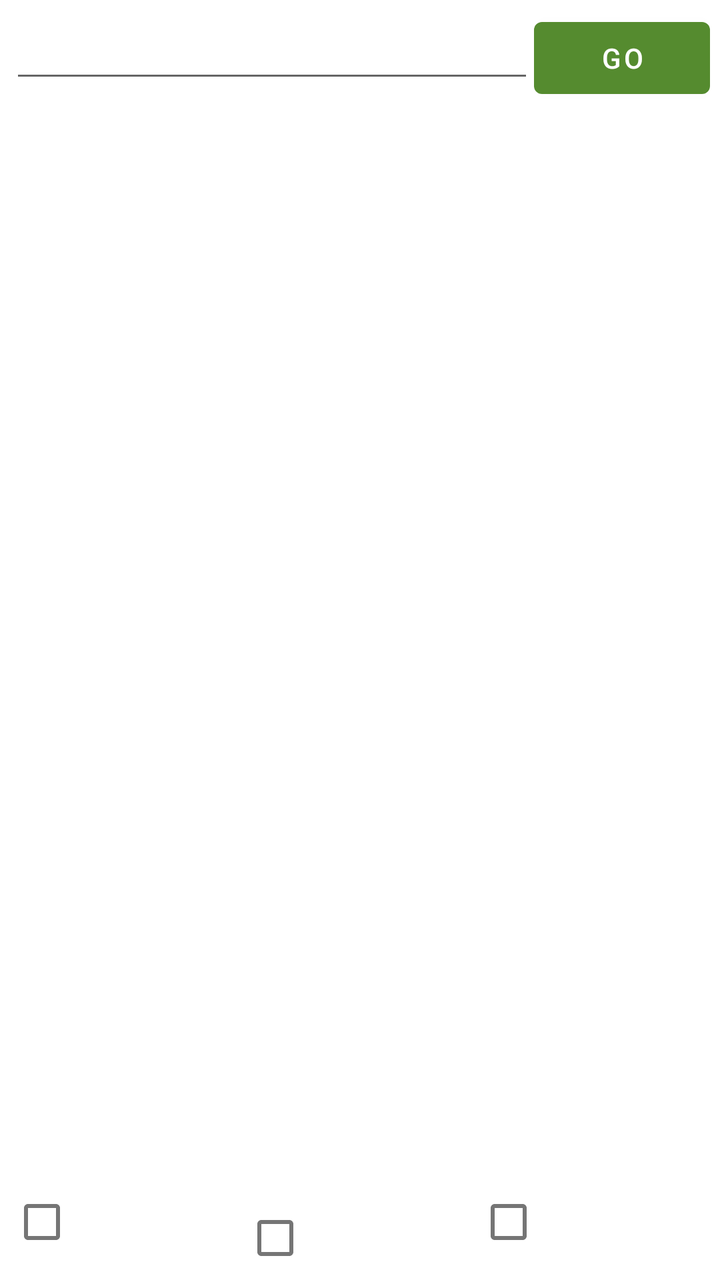
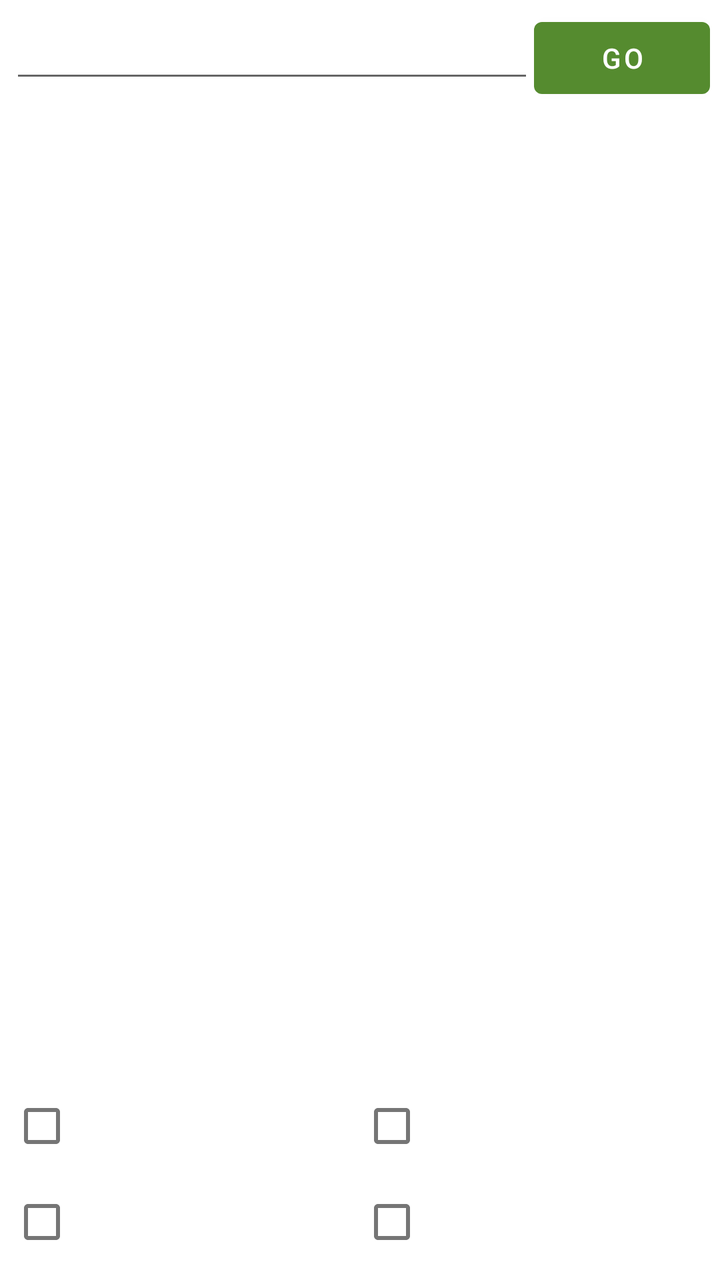

An Android layout rendered at two revisions. The XML below is the earlier revision; the diff shows what the commit changed to produce the second picture.
<!-- AndroidManifest.xml: application theme Theme.MainApp -->
<!-- res/layout/navigation_dialog.xml -->
<?xml version="1.0" encoding="utf-8"?>
<LinearLayout xmlns:android="http://schemas.android.com/apk/res/android"
    android:layout_width="match_parent"
    android:layout_height="match_parent"
    android:orientation="vertical"
    android:padding="5dp">

    <TableLayout
        android:layout_width="fill_parent"
        android:layout_height="fill_parent"
        android:stretchColumns="*">

        <TableRow
            android:layout_width="match_parent"
            android:layout_height="match_parent"
            android:orientation="horizontal">

            <EditText
                android:id="@+id/inputTextUrlAddress"
                android:layout_width="486dp"
                android:layout_height="wrap_content"
                android:layout_weight="1"
                android:inputType="textUri"
                android:textColor="@color/on_primary"
                android:singleLine="true" />

            <Button
                android:id="@+id/btnOpenUrl"
                android:layout_width="wrap_content"
                android:layout_height="wrap_content"
                android:text="@string/open_url_button" />
        </TableRow>


        <TableRow
            android:layout_width="fill_parent"
            android:layout_height="match_parent"
            android:layout_weight="1"
            android:orientation="horizontal">

            <ListView
                android:id="@+id/listViewRecentURLs"
                android:layout_width="fill_parent"
                android:layout_height="fill_parent"
                android:layout_weight="1" />

        </TableRow>

        <TableRow
            android:layout_width="match_parent"
            android:layout_height="match_parent"
            android:orientation="horizontal">

            <CheckBox
                android:id="@+id/checkboxFullscreen"
                android:layout_width="0dp"
                android:layout_height="wrap_content"
                android:layout_weight="50"
                android:text="@string/full_screen"
                android:textColor="@color/on_primary" />

            <CheckBox
                android:id="@+id/checkboxHideNavigation"
                android:layout_width="0dp"
                android:layout_height="wrap_content"
                android:layout_weight="50"
                android:text="@string/hide_navigation"
                android:textColor="@color/on_primary" />

            <CheckBox
                android:id="@+id/checkboxLayoutNoLimits"
                android:layout_width="0dp"
                android:layout_height="wrap_content"
                android:layout_weight="50"
                android:text="@string/no_limits"
                android:textColor="@color/on_primary" />
        </TableRow>

    </TableLayout>

</LinearLayout>
<!-- resources referenced by this layout -->
<resources>
  <color name="on_primary">#ffffff</color>
  <string name="full_screen">No Status</string>
  <string name="hide_navigation">No Navigation</string>
  <string name="no_limits">No Limits</string>
  <string name="open_url_button"> GO </string>
  <style name="Theme.MainApp" parent="Theme.MaterialComponents.DayNight.DarkActionBar">
          
          <item name="colorPrimary">@color/primary</item>
          <item name="colorPrimaryVariant">@color/primary_variant</item>
          <item name="colorOnPrimary">@color/on_primary</item>
          
          <item name="colorSecondary">@color/secondary</item>
          <item name="colorSecondaryVariant">@color/secondary_variant</item>
          <item name="colorOnSecondary">@color/on_secondary</item>
          
          <item name="android:statusBarColor">?attr/colorPrimaryVariant</item>
          
          <item name="windowNoTitle">true</item>
      </style>
  <color name="primary">#558B2F</color>
  <color name="primary_variant">#000000</color>
  <color name="secondary">#03dac6</color>
  <color name="secondary_variant">#018786</color>
  <color name="on_secondary">#000000</color>
</resources>

<!-- the commit's change to res/layout/navigation_dialog.xml (unified diff, before → after) -->
@@ -21,8 +21,8 @@
                 android:layout_height="wrap_content"
                 android:layout_weight="1"
                 android:inputType="textUri"
-                android:textColor="@color/on_primary"
-                android:singleLine="true" />
+                android:singleLine="true"
+                android:textColor="@color/on_primary" />
 
             <Button
                 android:id="@+id/btnOpenUrl"
@@ -67,6 +67,13 @@
                 android:text="@string/hide_navigation"
                 android:textColor="@color/on_primary" />
 
+        </TableRow>
+
+        <TableRow
+            android:layout_width="match_parent"
+            android:layout_height="match_parent"
+            android:orientation="horizontal">
+
             <CheckBox
                 android:id="@+id/checkboxLayoutNoLimits"
                 android:layout_width="0dp"
@@ -74,6 +81,14 @@
                 android:layout_weight="50"
                 android:text="@string/no_limits"
                 android:textColor="@color/on_primary" />
+
+            <CheckBox
+                android:id="@+id/checkboxKeepScreenOn"
+                android:layout_width="0dp"
+                android:layout_height="wrap_content"
+                android:layout_weight="50"
+                android:text="@string/keep_screen_on"
+                android:textColor="@color/on_primary" />
         </TableRow>
 
     </TableLayout>
<!-- resource entries referenced after the edit -->
@@ -3,6 +3,7 @@
   <color name="on_primary">#ffffff</color>
   <string name="full_screen">No Status</string>
   <string name="hide_navigation">No Navigation</string>
+  <string name="keep_screen_on">Keep Screen On</string>
   <string name="no_limits">No Limits</string>
   <string name="open_url_button"> GO </string>
   <style name="Theme.MainApp" parent="Theme.MaterialComponents.DayNight.DarkActionBar">
